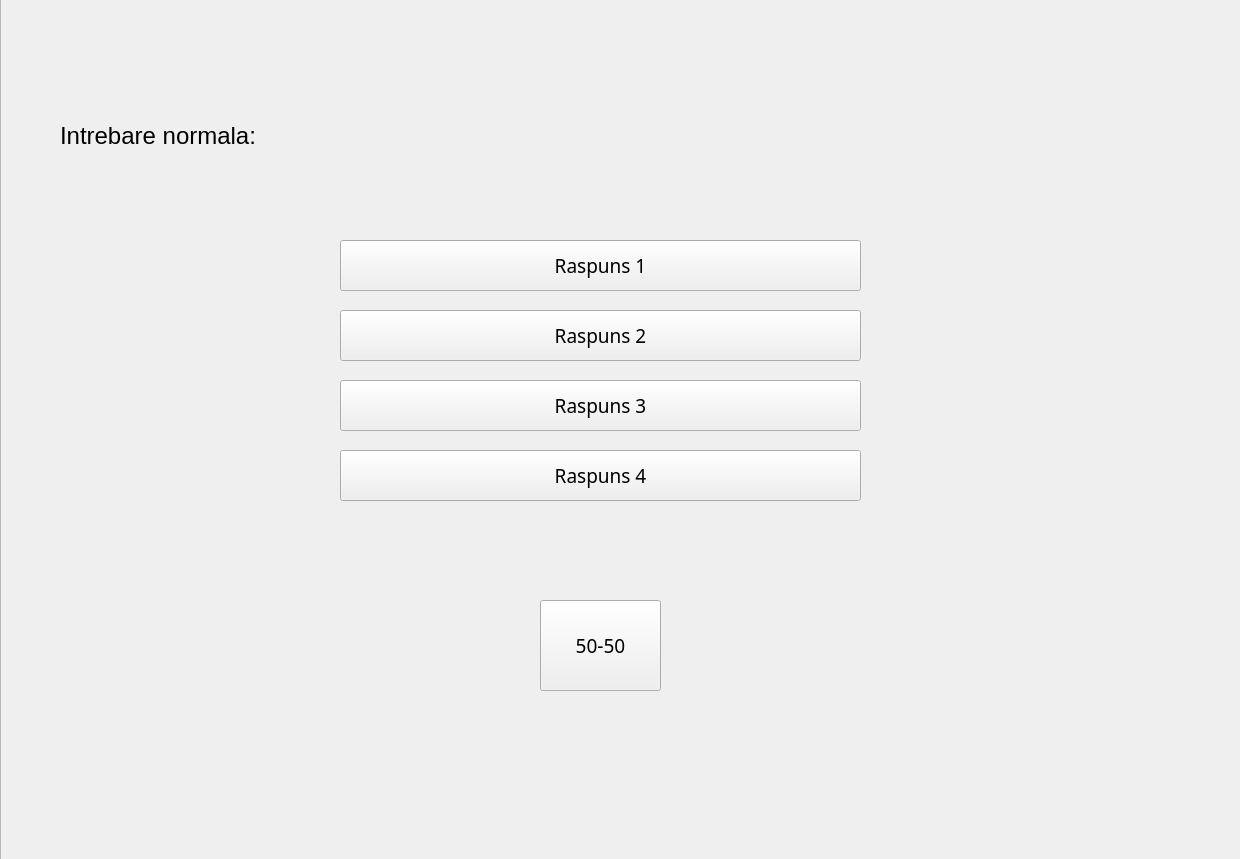
This is client/src/MainWindow.ui in andreisdc/ProjectModernCPP as Qt 5 draws it before an edit. The edited form follows.
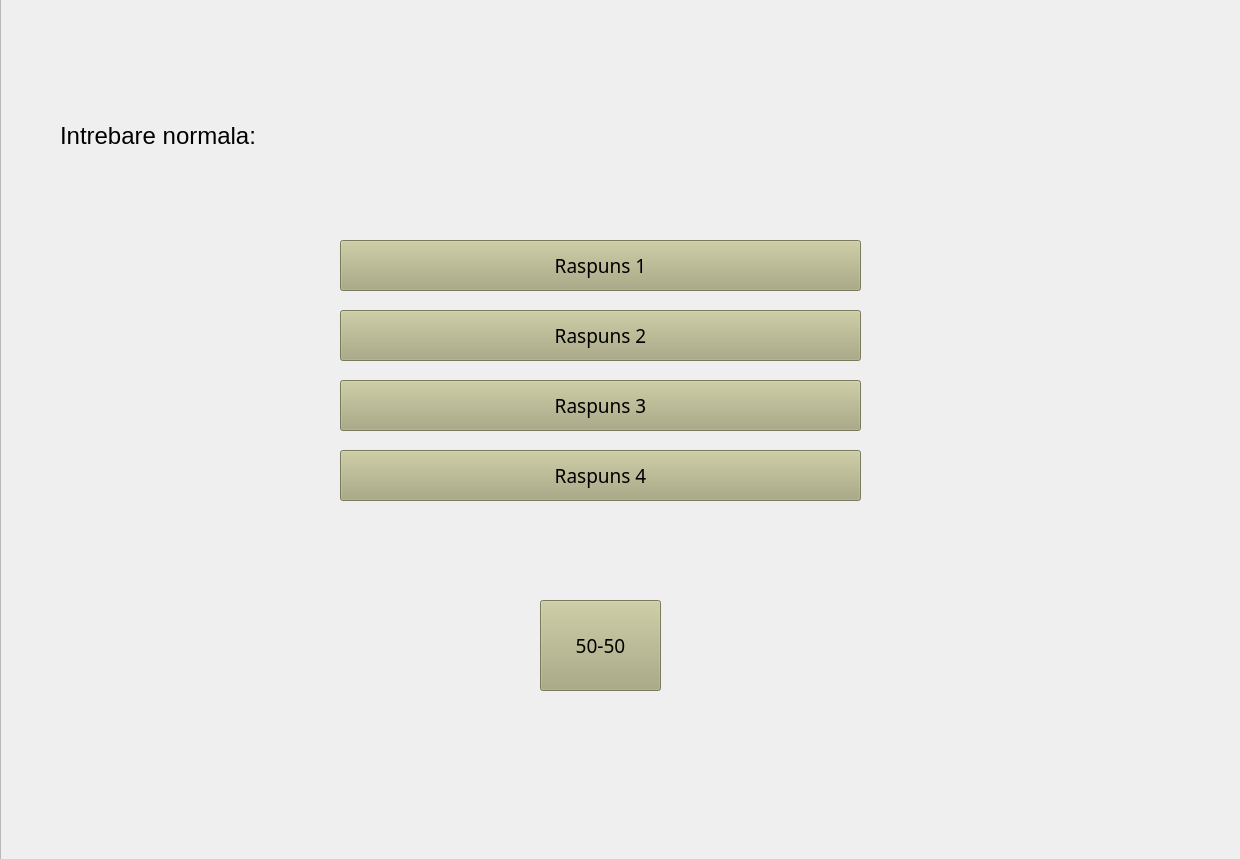
This is the edited form. Icons and pictures are not drawn.

```diff
--- a/client/src/MainWindow.ui
+++ b/client/src/MainWindow.ui
@@ -2148,6 +2148,9 @@
         <pointsize>14</pointsize>
        </font>
       </property>
+      <property name="styleSheet">
+       <string notr="true">background-color: rgb(170, 170, 127);</string>
+      </property>
       <property name="text">
        <string>Raspuns 1</string>
       </property>
@@ -2167,6 +2170,9 @@
         <pointsize>14</pointsize>
        </font>
       </property>
+      <property name="styleSheet">
+       <string notr="true">background-color: rgb(170, 170, 127);</string>
+      </property>
       <property name="text">
        <string>Raspuns 2</string>
       </property>
@@ -2186,6 +2192,9 @@
         <pointsize>14</pointsize>
        </font>
       </property>
+      <property name="styleSheet">
+       <string notr="true">background-color: rgb(170, 170, 127);</string>
+      </property>
       <property name="text">
        <string>Raspuns 3</string>
       </property>
@@ -2205,6 +2214,9 @@
         <pointsize>14</pointsize>
        </font>
       </property>
+      <property name="styleSheet">
+       <string notr="true">background-color: rgb(170, 170, 127);</string>
+      </property>
       <property name="text">
        <string>Raspuns 4</string>
       </property>
@@ -2224,6 +2236,9 @@
         <pointsize>14</pointsize>
        </font>
       </property>
+      <property name="styleSheet">
+       <string notr="true">background-color: rgb(170, 170, 127);</string>
+      </property>
       <property name="text">
        <string>50-50</string>
       </property>
```
